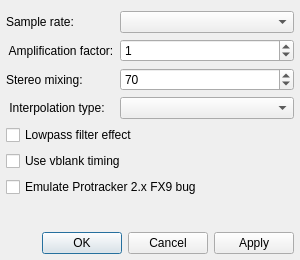
This is qmmp/src/plugins/Input/zed/xmp/settingsdialog.ui in Greedysky/TTKMusicPlayer as Qt 5 draws it before an edit. The edited form follows.
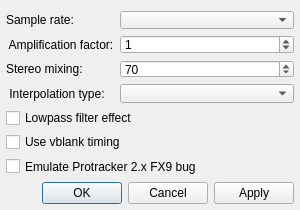
This is the edited form.

The edit to the form file:
```diff
--- a/qmmp/src/plugins/Input/zed/xmp/settingsdialog.ui
+++ b/qmmp/src/plugins/Input/zed/xmp/settingsdialog.ui
@@ -7,19 +7,19 @@
     <x>0</x>
     <y>0</y>
     <width>300</width>
-    <height>260</height>
+    <height>210</height>
    </rect>
   </property>
   <property name="minimumSize">
    <size>
     <width>300</width>
-    <height>260</height>
+    <height>200</height>
    </size>
   </property>
   <property name="maximumSize">
    <size>
     <width>300</width>
-    <height>260</height>
+    <height>210</height>
    </size>
   </property>
   <property name="windowTitle">
```
